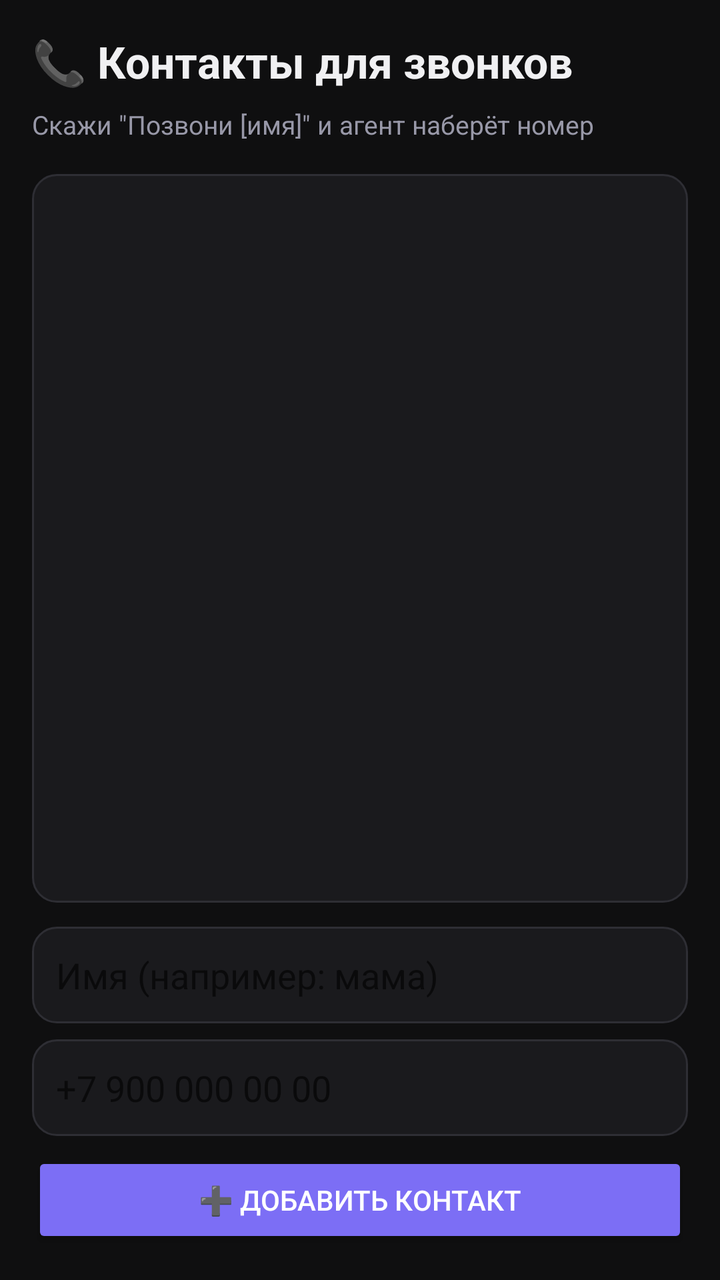
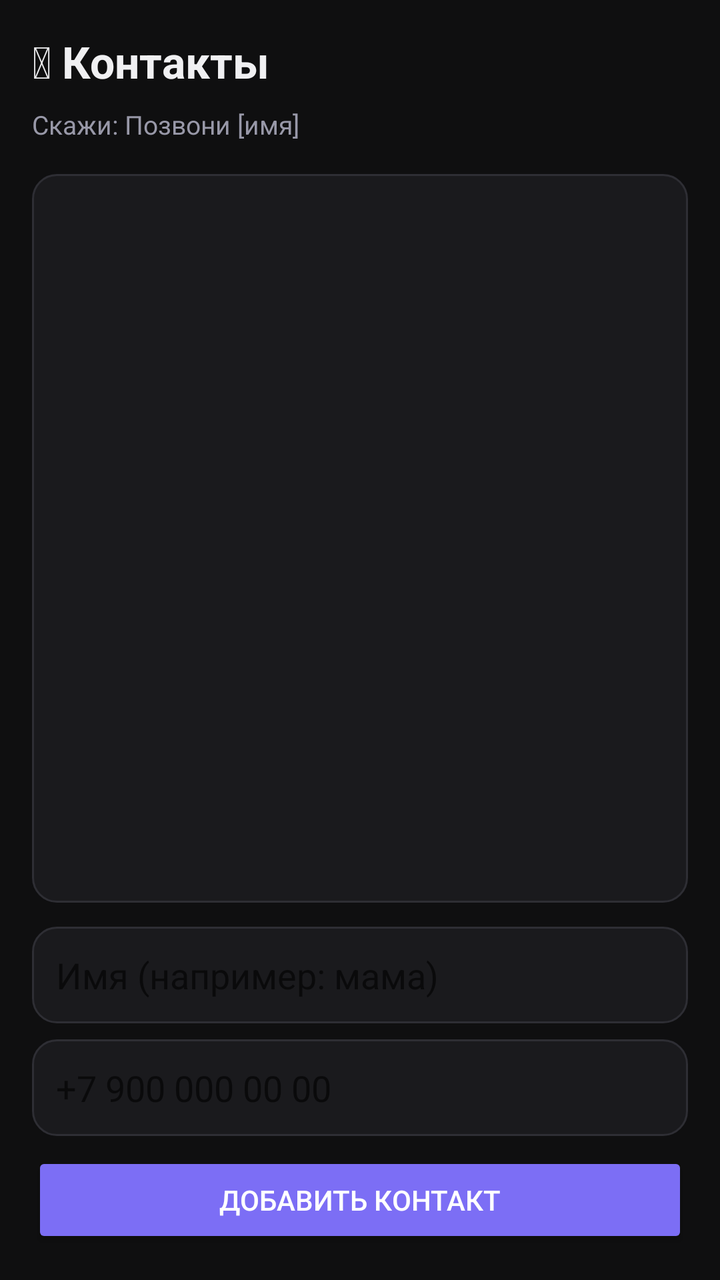

Before-and-after screenshots of an Android layout around one commit, followed by the original layout XML and the change that was made.
<!-- AndroidManifest.xml: application theme Theme.AliceAgent -->
<!-- res/layout/activity_contacts.xml -->
<?xml version="1.0" encoding="utf-8"?>
<LinearLayout xmlns:android="http://schemas.android.com/apk/res/android"
    android:layout_width="match_parent"
    android:layout_height="match_parent"
    android:orientation="vertical"
    android:background="#0F0F10"
    android:padding="16dp">

    <TextView
        android:layout_width="wrap_content"
        android:layout_height="wrap_content"
        android:text="📞 Контакты для звонков"
        android:textColor="#F0F0F2"
        android:textSize="22sp"
        android:textStyle="bold"
        android:layout_marginBottom="8dp"/>

    <TextView
        android:layout_width="wrap_content"
        android:layout_height="wrap_content"
        android:text='Скажи "Позвони [имя]" и агент наберёт номер'
        android:textColor="#9898A8"
        android:textSize="13sp"
        android:layout_marginBottom="16dp"/>

    <ScrollView
        android:layout_width="match_parent"
        android:layout_height="0dp"
        android:layout_weight="1"
        android:background="@drawable/input_bg"
        android:padding="12dp"
        android:layout_marginBottom="12dp">

        <TextView
            android:id="@+id/contactsList"
            android:layout_width="match_parent"
            android:layout_height="wrap_content"
            android:textColor="#F0F0F2"
            android:textSize="15sp"
            android:lineSpacingMultiplier="1.8"/>
    </ScrollView>

    <EditText
        android:id="@+id/contactNameInput"
        android:layout_width="match_parent"
        android:layout_height="wrap_content"
        android:hint="Имя (например: мама)"
        android:hintTextColor="#9898A8"
        android:textColor="#F0F0F2"
        android:background="@drawable/input_bg"
        android:padding="12dp"
        android:layout_marginBottom="8dp"
        android:inputType="text"/>

    <EditText
        android:id="@+id/contactPhoneInput"
        android:layout_width="match_parent"
        android:layout_height="wrap_content"
        android:hint="+7 900 000 00 00"
        android:hintTextColor="#9898A8"
        android:textColor="#F0F0F2"
        android:background="@drawable/input_bg"
        android:padding="12dp"
        android:layout_marginBottom="8dp"
        android:inputType="phone"/>

    <Button
        android:id="@+id/saveContactBtn"
        android:layout_width="match_parent"
        android:layout_height="48dp"
        android:text="➕ Добавить контакт"
        android:backgroundTint="#7C6EF5"
        android:textColor="#FFFFFF"/>
</LinearLayout>
<!-- resources referenced by this layout -->
<resources>
  <!-- drawable input_bg (drawable) -->
  <?xml version="1.0" encoding="utf-8"?>
  <shape xmlns:android="http://schemas.android.com/apk/res/android"
      android:shape="rectangle">
      <solid android:color="#1A1A1D"/>
      <stroke android:width="1dp" android:color="#2E2E34"/>
      <corners android:radius="12dp"/>
  </shape>
  <style name="Theme.AliceAgent" parent="Theme.MaterialComponents.DayNight.NoActionBar">
          <item name="colorPrimary">#7C6EF5</item>
          <item name="colorPrimaryVariant">#6456E0</item>
          <item name="colorOnPrimary">#FFFFFF</item>
          <item name="colorSurface">#1A1A1D</item>
          <item name="android:windowBackground">#0F0F10</item>
          <item name="android:statusBarColor">#1A1A1D</item>
          <item name="android:navigationBarColor">#1A1A1D</item>
      </style>
</resources>

<!-- the commit's change to res/layout/activity_contacts.xml (unified diff, before → after) -->
@@ -9,7 +9,7 @@
     <TextView
         android:layout_width="wrap_content"
         android:layout_height="wrap_content"
-        android:text="📞 Контакты для звонков"
+        android:text="&#x1F4DE; Контакты"
         android:textColor="#F0F0F2"
         android:textSize="22sp"
         android:textStyle="bold"
@@ -18,7 +18,7 @@
     <TextView
         android:layout_width="wrap_content"
         android:layout_height="wrap_content"
-        android:text='Скажи "Позвони [имя]" и агент наберёт номер'
+        android:text="Скажи: Позвони [имя]"
         android:textColor="#9898A8"
         android:textSize="13sp"
         android:layout_marginBottom="16dp"/>
@@ -45,7 +45,6 @@
         android:layout_width="match_parent"
         android:layout_height="wrap_content"
         android:hint="Имя (например: мама)"
-        android:hintTextColor="#9898A8"
         android:textColor="#F0F0F2"
         android:background="@drawable/input_bg"
         android:padding="12dp"
@@ -57,7 +56,6 @@
         android:layout_width="match_parent"
         android:layout_height="wrap_content"
         android:hint="+7 900 000 00 00"
-        android:hintTextColor="#9898A8"
         android:textColor="#F0F0F2"
         android:background="@drawable/input_bg"
         android:padding="12dp"
@@ -68,7 +66,7 @@
         android:id="@+id/saveContactBtn"
         android:layout_width="match_parent"
         android:layout_height="48dp"
-        android:text="➕ Добавить контакт"
+        android:text="Добавить контакт"
         android:backgroundTint="#7C6EF5"
         android:textColor="#FFFFFF"/>
 </LinearLayout>
